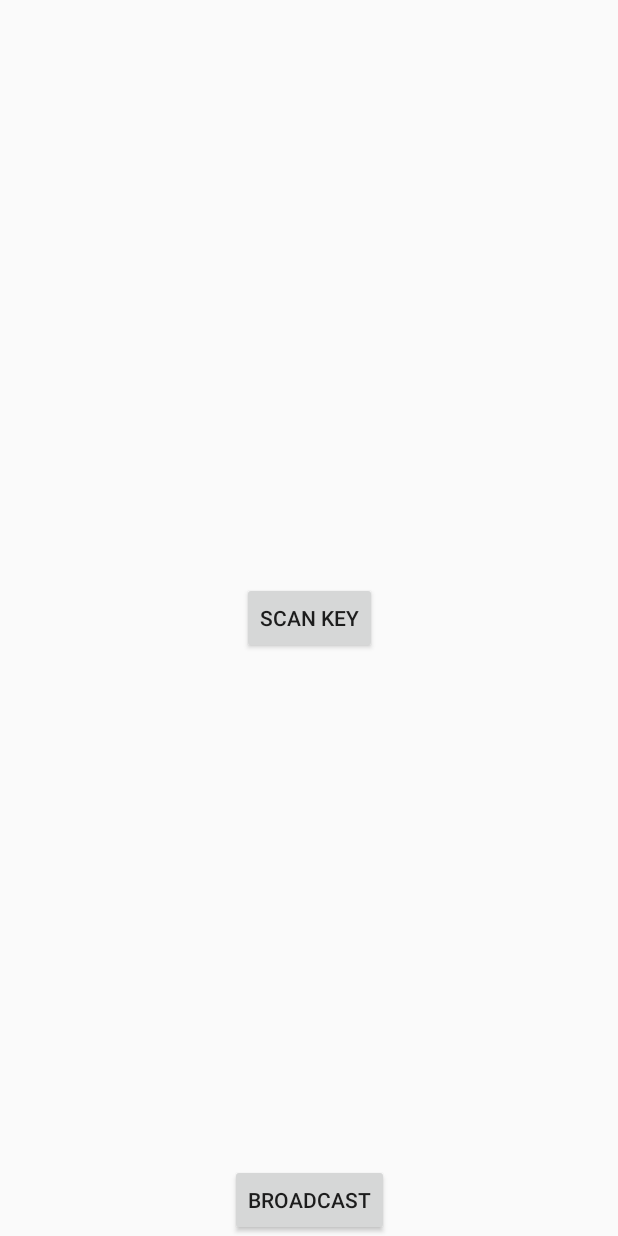
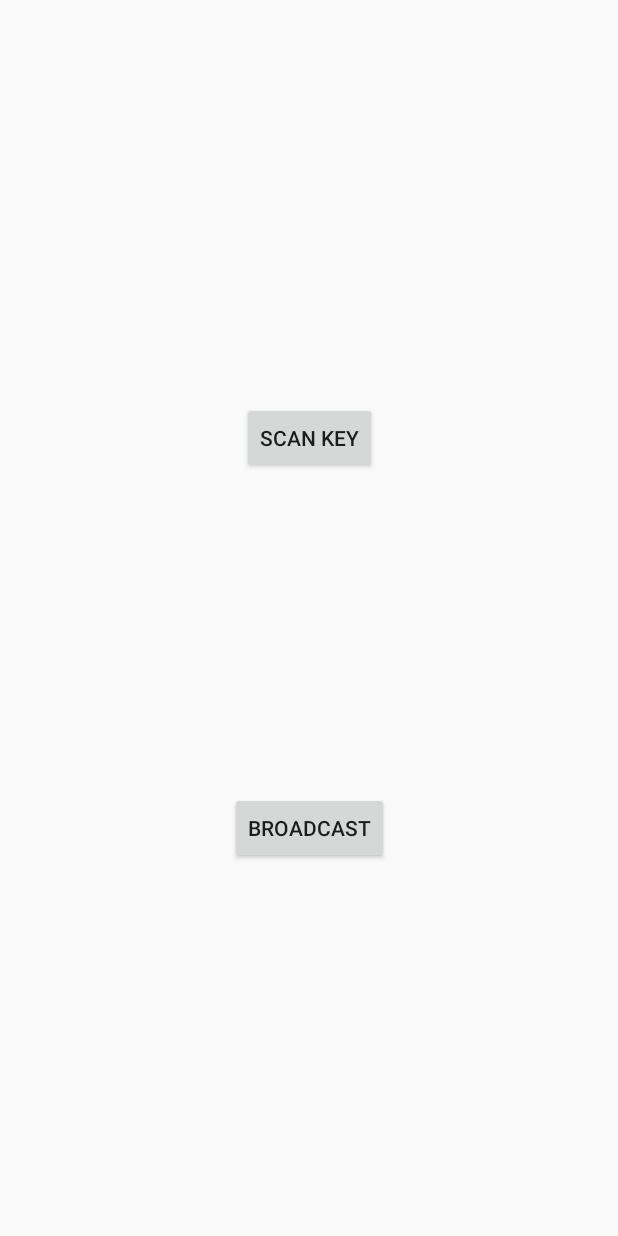
Before and after one commit to mendess/SIRS, an Android app: the layout activity_menu.xml on its own in the app's theme, with its tools: preview values and no code run, on a phone screen of 412 x 824 dp. Run offline under Robolectric (Android 15) with nearby library versions, the phone set to English and light mode, and no system bars.

Commit message:
Change layout child menu

```diff
--- a/SpyKid/child/src/main/res/layout/activity_menu.xml
+++ b/SpyKid/child/src/main/res/layout/activity_menu.xml
@@ -11,8 +11,8 @@
         android:id="@+id/go_to_scanner"
         android:layout_width="wrap_content"
         android:layout_height="wrap_content"
-        android:text="Scan key"
-        app:layout_constraintBottom_toBottomOf="parent"
+        android:layout_marginTop="268dp"
+        android:text="@string/scan"
         app:layout_constraintEnd_toEndOf="parent"
         app:layout_constraintHorizontal_bias="0.5"
         app:layout_constraintStart_toStartOf="parent"
@@ -22,9 +22,10 @@
         android:id="@+id/start_beacon"
         android:layout_width="wrap_content"
         android:layout_height="0dp"
-        android:text="Broadcast"
+        android:layout_marginBottom="248dp"
+        android:text="@string/broadcast"
         app:layout_constraintBottom_toBottomOf="parent"
         app:layout_constraintEnd_toEndOf="parent"
-        app:layout_constraintStart_toStartOf="parent"
-        app:layout_constraintTop_toBottomOf="@+id/button_sos" />
+        app:layout_constraintHorizontal_bias="0.5"
+        app:layout_constraintStart_toStartOf="parent" />
 </androidx.constraintlayout.widget.ConstraintLayout>
--- a/SpyKid/child/src/main/res/values/strings.xml
+++ b/SpyKid/child/src/main/res/values/strings.xml
@@ -6,4 +6,6 @@
     <string name="user_hint">enter username</string>
     <string name="pass_hint">enter password</string>
     <string name="user">username</string>
+    <string name="scan">Scan Key</string>
+    <string name="broadcast">Broadcast</string>
 </resources>
```
